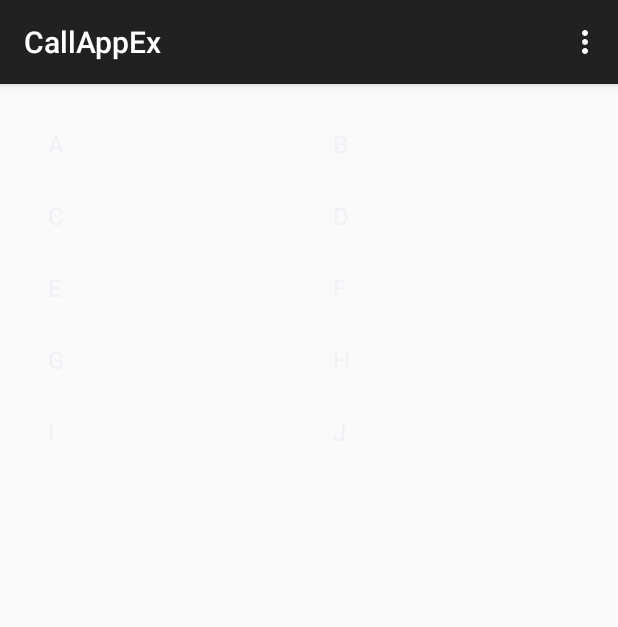
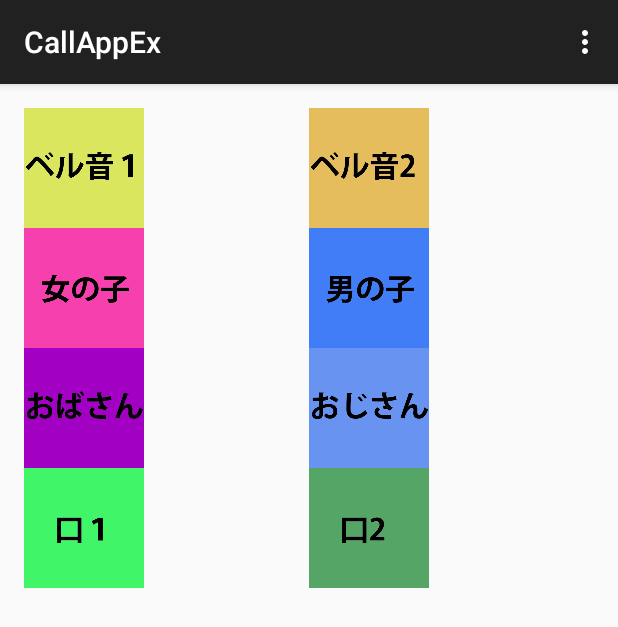
Before and after one commit to Meetan/CallAppEx, an Android app: the screen it shows after launch (MainActivity), on a phone screen of 412 x 824 dp. Shown: the top 627 px of the screen. Run offline under Robolectric (Android 15) with nearby library versions, the light colour scheme and no system bars; 1 statement that could not run was skipped.

Commit message:
ぬるぽ発生

```diff
--- a/app/src/main/AndroidManifest.xml
+++ b/app/src/main/AndroidManifest.xml
@@ -9,14 +9,17 @@
         android:theme="@style/AppTheme" >
         <activity
             android:name=".MainActivity"
-            android:label="@string/app_name"
-            >
+            android:label="@string/app_name" >
             <intent-filter>
                 <action android:name="android.intent.action.MAIN" />
 
                 <category android:name="android.intent.category.LAUNCHER" />
             </intent-filter>
         </activity>
+        <activity
+            android:name=".ImageAdapter"
+            android:label="@string/title_activity_adapter" >
+        </activity>
     </application>
 
 </manifest>
--- /dev/null
+++ b/app/src/main/java/com/example/miyuu/callappex/ImageAdapter.java
@@ -0,0 +1,97 @@
+package com.example.miyuu.callappex;
+
+import android.content.Context;
+import android.view.LayoutInflater;
+import android.view.View;
+import android.view.ViewGroup;
+import android.widget.BaseAdapter;
+import android.widget.ImageView;
+
+
+public class ImageAdapter extends BaseAdapter {
+
+    private Context mContext;
+    private LayoutInflater mLayoutInflater;
+
+
+    private Integer[] ImageArray = {
+            R.drawable.bell1,
+            R.drawable.bell2,
+            R.drawable.girl,
+            R.drawable.boyl,
+            R.drawable.oba,
+            R.drawable.oji,
+            R.drawable.voice1,
+            R.drawable.voice2,
+    };
+
+    public static class ViewHolder{
+        public ImageView imageView;
+    }
+
+    public ImageAdapter(Context context){
+        mContext = context;
+        mLayoutInflater = LayoutInflater.from(context);
+    }
+
+    @Override
+    public int getCount() {
+        return ImageArray.length;
+    }
+
+    public Object getItem(int position){
+        return ImageArray[position];
+    }
+
+    @Override
+    public long getItemId(int position) {
+        return position;
+    }
+
+    public View getView (int position, View convertView, ViewGroup paent){
+
+        ViewHolder holder;
+        if (convertView == null){
+            convertView = mLayoutInflater.inflate(R.layout.grid_item, null);
+            holder = new ViewHolder();
+            holder.imageView = (ImageView)convertView.findViewById(R.id.gridimg);
+        }else {
+            holder = (ViewHolder)convertView.getTag();
+        }
+
+        holder.imageView.setImageResource(ImageArray[position]);
+        return  convertView;
+    }
+
+/*
+
+    @Override
+    protected void onCreate(Bundle savedInstanceState) {
+        super.onCreate(savedInstanceState);
+        setContentView(R.layout.activity_adapter);
+    }
+
+
+    @Override
+    public boolean onCreateOptionsMenu(Menu menu) {
+        // Inflate the menu; this adds items to the action bar if it is present.
+        getMenuInflater().inflate(R.menu.menu_adapter, menu);
+        return true;
+    }
+
+    @Override
+    public boolean onOptionsItemSelected(MenuItem item) {
+        // Handle action bar item clicks here. The action bar will
+        // automatically handle clicks on the Home/Up button, so long
+        // as you specify a parent activity in AndroidManifest.xml.
+        int id = item.getItemId();
+
+        //noinspection SimplifiableIfStatement
+        if (id == R.id.action_settings) {
+            return true;
+        }
+
+        return super.onOptionsItemSelected(item);
+    }
+    */
+}
--- a/app/src/main/java/com/example/miyuu/callappex/MainActivity.java
+++ b/app/src/main/java/com/example/miyuu/callappex/MainActivity.java
@@ -1,14 +1,10 @@
 package com.example.miyuu.callappex;
 
+import android.os.Bundle;
 import android.support.v7.app.ActionBarActivity;
-import android.os.Bundle;
 import android.view.Menu;
 import android.view.MenuItem;
-import android.widget.ArrayAdapter;
 import android.widget.GridView;
-
-import java.util.ArrayList;
-
 
 public class MainActivity extends ActionBarActivity {
 
@@ -19,26 +15,8 @@
         super.onCreate(savedInstanceState);
         setContentView(R.layout.activity_main);
 
-        //アレイアダプタ作る
-        ArrayList<String> list = new ArrayList<String>();
-
-        list.add("A");
-        list.add("B");
-        list.add("C");
-        list.add("D");
-        list.add("E");
-        list.add("F");
-        list.add("G");
-        list.add("H");
-        list.add("I");
-        list.add("J");
-
-        ArrayAdapter<String> adapter= new ArrayAdapter<String>(
-                getApplicationContext(), android.R.layout.simple_list_item_1, list);
-
-        gridView = (GridView) findViewById(R.id.gridView);
-        gridView.setAdapter(adapter);
-
+        gridView = (GridView)findViewById(R.id.gridView);
+        gridView.setAdapter(new ImageAdapter(this));
     }
 
 
--- a/app/src/main/res/layout/activity_main.xml
+++ b/app/src/main/res/layout/activity_main.xml
@@ -9,12 +9,14 @@
               tools:context=".MainActivity">
 
 
+
     <GridView
         android:layout_width="match_parent"
         android:layout_height="match_parent"
         android:id="@+id/gridView"
         android:numColumns="2"
         android:layout_alignParentTop="true"
-        android:layout_centerHorizontal="true">
+        android:layout_centerHorizontal="true"
+        android:stretchMode="columnWidth">
     </GridView>
 </LinearLayout>
--- /dev/null
+++ b/app/src/main/res/layout/grid_item.xml
@@ -0,0 +1,13 @@
+<?xml version="1.0" encoding="utf-8"?>
+<RelativeLayout xmlns:android="http://schemas.android.com/apk/res/android"
+              android:orientation="vertical"
+              android:layout_width="match_parent"
+              android:layout_height="match_parent">
+
+    <ImageView
+        android:id="@+id/gridimg"
+        android:layout_width="80dp"
+        android:layout_height="80dp"
+        />
+
+</RelativeLayout>
--- /dev/null
+++ b/app/src/main/res/menu/menu_adapter.xml
@@ -0,0 +1,9 @@
+<menu xmlns:android="http://schemas.android.com/apk/res/android"
+      xmlns:app="http://schemas.android.com/apk/res-auto"
+      xmlns:tools="http://schemas.android.com/tools"
+      tools:context="com.example.miyuu.callappex.ImageAdapter">
+    <item android:id="@+id/action_settings"
+          android:title="@string/action_settings"
+          android:orderInCategory="100"
+          app:showAsAction="never"/>
+</menu>
--- a/app/src/main/res/values/strings.xml
+++ b/app/src/main/res/values/strings.xml
@@ -3,4 +3,5 @@
 
     <string name="hello_world">Hello world!</string>
     <string name="action_settings">Settings</string>
+    <string name="title_activity_adapter">AdapterActivity</string>
 </resources>
```
Also changed, not shown: app/src/main/res/drawable/bell1.jpg (added), app/src/main/res/drawable/bell2.jpg (added), app/src/main/res/drawable/boyl.jpg (added), app/src/main/res/drawable/girl.jpg (added), app/src/main/res/drawable/oba.jpg (added), app/src/main/res/drawable/oji.jpg (added), app/src/main/res/drawable/voice1.jpg (added), app/src/main/res/drawable/voice2.jpg (added).
